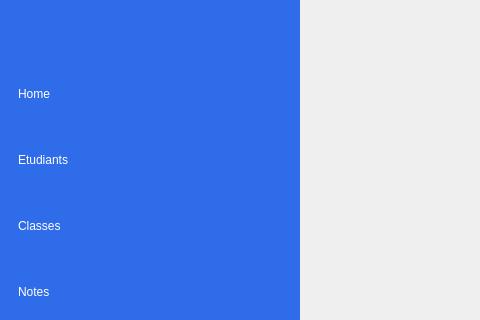
First picture: the form in mainwindow.ui, repository self-root/lycee, before the edit; both pictures show x 0 to 480 and y 247 to 567 of the 1293 by 773 pixel window.
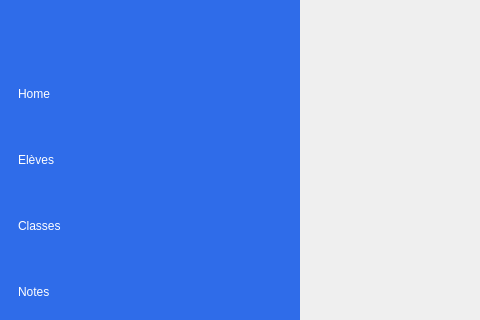
Second picture: the form after the edit. Icons and pictures are not drawn.

What changed in the file:
```diff
--- a/mainwindow.ui
+++ b/mainwindow.ui
@@ -103,7 +103,7 @@
          <item>
           <widget class="QPushButton" name="etudiantsBtn">
            <property name="text">
-            <string>Etudiants</string>
+            <string>Elèves</string>
            </property>
            <property name="icon">
             <iconset resource="resources.qrc">
```
